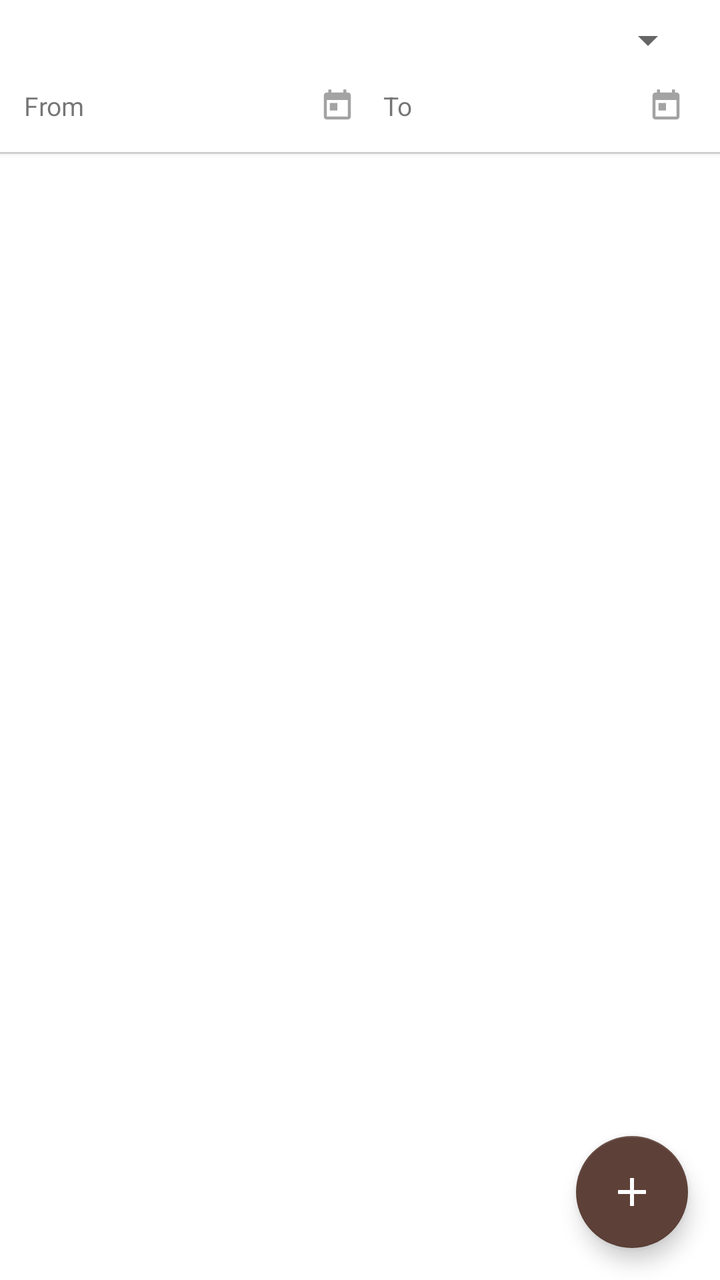
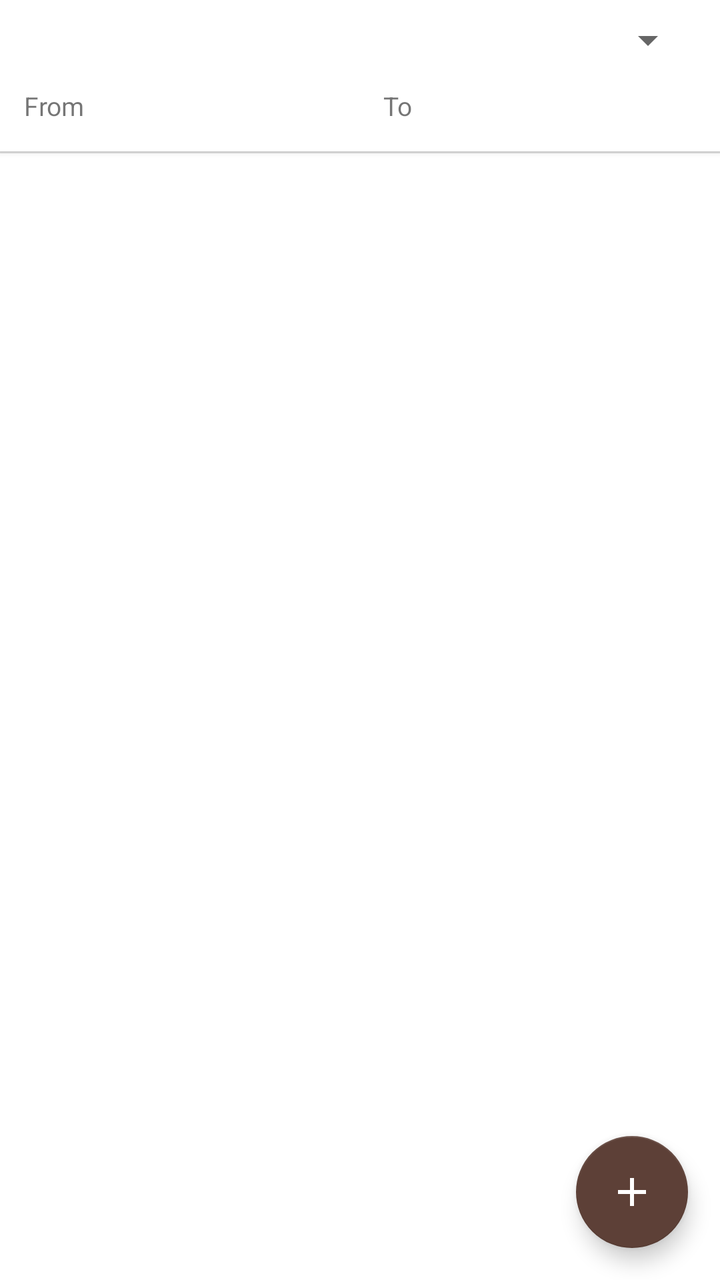

Screens rendered from an Android XML layout before and after an edit, with the pre-edit source and the edit as a unified diff.
<!-- AndroidManifest.xml: application theme Theme.Accounting -->
<!-- res/layout/fragment_transactions.xml -->
<?xml version="1.0" encoding="utf-8"?>
<androidx.coordinatorlayout.widget.CoordinatorLayout
    xmlns:android="http://schemas.android.com/apk/res/android"
    xmlns:app="http://schemas.android.com/apk/res-auto"
    android:layout_width="match_parent"
    android:layout_height="match_parent">

    <LinearLayout
        android:layout_width="match_parent"
        android:layout_height="match_parent"
        android:orientation="vertical">

        <LinearLayout
            android:id="@+id/filter_bar"
            android:layout_width="match_parent"
            android:layout_height="wrap_content"
            android:orientation="vertical"
            android:paddingStart="12dp"
            android:paddingEnd="12dp"
            android:paddingTop="8dp"
            android:paddingBottom="8dp"
            android:background="?attr/colorSurface"
            android:elevation="2dp">

            <Spinner
                android:id="@+id/spinner_account"
                android:layout_width="match_parent"
                android:layout_height="wrap_content"
                android:layout_marginBottom="6dp" />

            <LinearLayout
                android:layout_width="match_parent"
                android:layout_height="wrap_content"
                android:orientation="horizontal"
                android:gravity="center_vertical">

                <TextView
                    android:layout_width="wrap_content"
                    android:layout_height="wrap_content"
                    android:text="@string/filter_from"
                    android:textSize="13sp"
                    android:layout_marginEnd="6dp" />

                <TextView
                    android:id="@+id/text_date_start"
                    android:layout_width="0dp"
                    android:layout_height="wrap_content"
                    android:layout_weight="1"
                    android:padding="6dp"
                    android:textSize="13sp"
                    android:background="?attr/selectableItemBackground"
                    android:drawableEnd="@drawable/ic_calendar"
                    android:gravity="center_vertical"
                    android:clickable="true"
                    android:focusable="true" />

                <TextView
                    android:layout_width="wrap_content"
                    android:layout_height="wrap_content"
                    android:text="@string/filter_to"
                    android:textSize="13sp"
                    android:layout_marginStart="8dp"
                    android:layout_marginEnd="6dp" />

                <TextView
                    android:id="@+id/text_date_end"
                    android:layout_width="0dp"
                    android:layout_height="wrap_content"
                    android:layout_weight="1"
                    android:padding="6dp"
                    android:textSize="13sp"
                    android:background="?attr/selectableItemBackground"
                    android:drawableEnd="@drawable/ic_calendar"
                    android:gravity="center_vertical"
                    android:clickable="true"
                    android:focusable="true" />

            </LinearLayout>

        </LinearLayout>

        <View
            android:layout_width="match_parent"
            android:layout_height="1dp"
            android:background="?attr/colorControlHighlight" />

        <FrameLayout
            android:layout_width="match_parent"
            android:layout_height="0dp"
            android:layout_weight="1">

            <androidx.recyclerview.widget.RecyclerView
                android:id="@+id/recycler_transactions"
                android:layout_width="match_parent"
                android:layout_height="match_parent"
                android:clipToPadding="false"
                android:paddingBottom="80dp" />

            <TextView
                android:id="@+id/text_empty"
                android:layout_width="match_parent"
                android:layout_height="wrap_content"
                android:layout_gravity="center"
                android:gravity="center"
                android:padding="32dp"
                android:textSize="16sp"
                android:visibility="gone" />

        </FrameLayout>

    </LinearLayout>

    <com.google.android.material.floatingactionbutton.FloatingActionButton
        android:id="@+id/fab_add_transaction"
        android:layout_width="wrap_content"
        android:layout_height="wrap_content"
        android:layout_gravity="bottom|end"
        android:layout_margin="16dp"
        android:contentDescription="@string/title_new_transaction"
        app:srcCompat="@drawable/ic_add" />

</androidx.coordinatorlayout.widget.CoordinatorLayout>
<!-- resources referenced by this layout -->
<resources>
  <!-- drawable ic_add (drawable) -->
  <?xml version="1.0" encoding="utf-8"?>
  <vector xmlns:android="http://schemas.android.com/apk/res/android"
      android:width="24dp"
      android:height="24dp"
      android:viewportWidth="24"
      android:viewportHeight="24">
      <path
          android:fillColor="@android:color/black"
          android:pathData="M19,13H13V19H11V13H5V11H11V5H13V11H19V13Z" />
  </vector>
  <!-- drawable ic_calendar (drawable) -->
  <vector xmlns:android="http://schemas.android.com/apk/res/android"
      android:width="18dp"
      android:height="18dp"
      android:viewportWidth="24"
      android:viewportHeight="24"
      android:tint="?attr/colorControlNormal">
      <path
          android:fillColor="@android:color/transparent"
          android:strokeColor="@android:color/white"
          android:strokeWidth="0"/>
      <path
          android:fillColor="?attr/colorControlNormal"
          android:pathData="M19,3h-1V1h-2v2H8V1H6v2H5C3.89,3 3,3.9 3,5v14c0,1.1 0.89,2 2,2h14c1.1,0 2,-0.9 2,-2V5C21,3.9 20.1,3 19,3zM19,19H5V8h14V19zM7,10h5v5H7z"/>
  </vector>
  <string name="filter_from">From</string>
  <string name="filter_to">To</string>
  <string name="title_new_transaction">New Transaction</string>
  <style name="Theme.Accounting" parent="Theme.MaterialComponents.DayNight.NoActionBar">
          <item name="colorPrimary">@color/gold_500</item>
          <item name="colorPrimaryVariant">@color/gold_700</item>
          <item name="colorOnPrimary">@color/white</item>
          <item name="colorSecondary">@color/brown_500</item>
          <item name="colorSecondaryVariant">@color/brown_700</item>
          <item name="colorOnSecondary">@color/white</item>
          <item name="android:statusBarColor" tools:targetApi="21">?attr/colorPrimaryVariant</item>
      </style>
  <color name="gold_500">#B8860B</color>
  <color name="gold_700">#7A5C00</color>
  <color name="white">#FFFFFFFF</color>
  <color name="brown_500">#5D4037</color>
  <color name="brown_700">#4E342E</color>
</resources>

<!-- the commit's change to res/layout/fragment_transactions.xml (unified diff, before → after) -->
@@ -49,7 +49,6 @@
                     android:padding="6dp"
                     android:textSize="13sp"
                     android:background="?attr/selectableItemBackground"
-                    android:drawableEnd="@drawable/ic_calendar"
                     android:gravity="center_vertical"
                     android:clickable="true"
                     android:focusable="true" />
@@ -70,7 +69,6 @@
                     android:padding="6dp"
                     android:textSize="13sp"
                     android:background="?attr/selectableItemBackground"
-                    android:drawableEnd="@drawable/ic_calendar"
                     android:gravity="center_vertical"
                     android:clickable="true"
                     android:focusable="true" />
<!-- resource entries referenced after the edit -->
@@ -10,21 +10,6 @@
       <path
           android:fillColor="@android:color/black"
           android:pathData="M19,13H13V19H11V13H5V11H11V5H13V11H19V13Z" />
-  </vector>
-  <!-- drawable ic_calendar (drawable) -->
-  <vector xmlns:android="http://schemas.android.com/apk/res/android"
-      android:width="18dp"
-      android:height="18dp"
-      android:viewportWidth="24"
-      android:viewportHeight="24"
-      android:tint="?attr/colorControlNormal">
-      <path
-          android:fillColor="@android:color/transparent"
-          android:strokeColor="@android:color/white"
-          android:strokeWidth="0"/>
-      <path
-          android:fillColor="?attr/colorControlNormal"
-          android:pathData="M19,3h-1V1h-2v2H8V1H6v2H5C3.89,3 3,3.9 3,5v14c0,1.1 0.89,2 2,2h14c1.1,0 2,-0.9 2,-2V5C21,3.9 20.1,3 19,3zM19,19H5V8h14V19zM7,10h5v5H7z"/>
   </vector>
   <string name="filter_from">From</string>
   <string name="filter_to">To</string>
